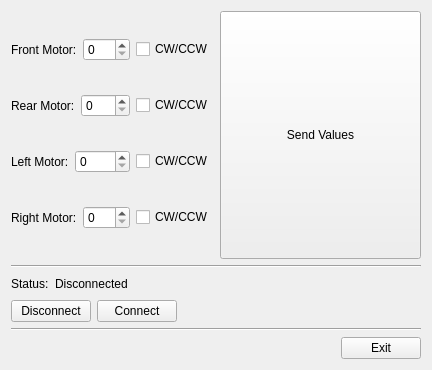
SSabev/SDPCode, file Tools/Motors_BT_tools/MainWidget.ui: the form before one commit.
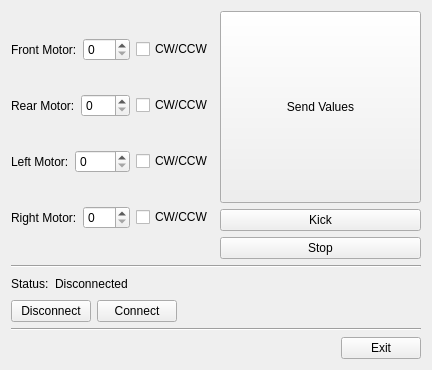
The form after the commit.

Commit message: Slight changes in Motor_BT_tools

What changed in the file:
```diff
--- a/Tools/Motors_BT_tools/MainWidget.ui
+++ b/Tools/Motors_BT_tools/MainWidget.ui
@@ -133,6 +133,8 @@
       </layout>
      </item>
      <item>
+      <layout class="QVBoxLayout" name="verticalLayout_3">
+       <item>
       <widget class="QPushButton" name="sendValsBtn">
        <property name="sizePolicy">
         <sizepolicy hsizetype="Expanding" vsizetype="Expanding">
@@ -143,7 +145,29 @@
        <property name="text">
         <string>Send Values</string>
        </property>
-      </widget>
+         <attribute name="buttonGroup">
+          <string notr="true">buttonGroup</string>
+         </attribute>
+        </widget>
+       </item>
+       <item>
+        <widget class="QPushButton" name="kickBtn">
+         <property name="text">
+          <string>Kick</string>
+         </property>
+        </widget>
+       </item>
+       <item>
+        <widget class="QPushButton" name="stopBtn">
+         <property name="text">
+          <string>Stop</string>
+         </property>
+         <attribute name="buttonGroup">
+          <string notr="true">buttonGroup</string>
+         </attribute>
+        </widget>
+       </item>
+      </layout>
      </item>
     </layout>
    </item>
```
Left out of the diff: 4 changed lines with no effect on the pictures. Lines whose indentation alone changed are shown as unchanged. The commit also changes 2 other files.
